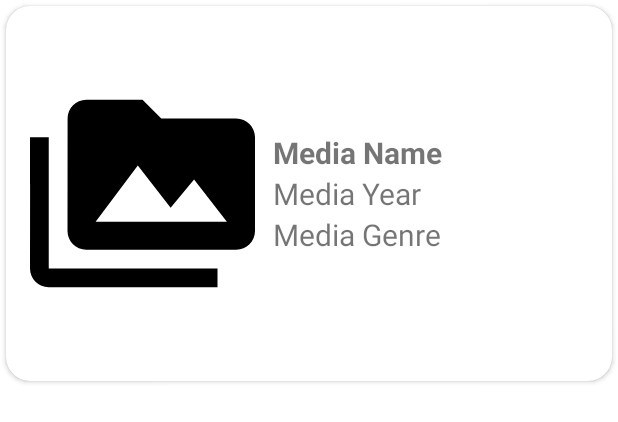
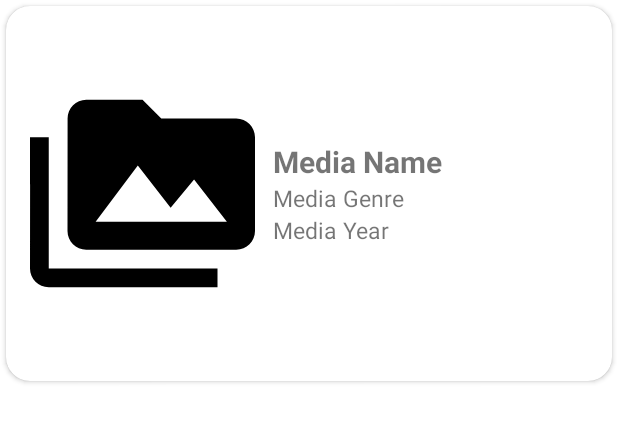
Before and after one commit to tapdigguliyev/CinephiliaApp, an Android app: the layout item_media.xml on its own in the app's theme, with its tools: preview values and no code run, on a phone screen of 412 x 824 dp. Shown: the top 422 px of the screen. Run offline under Robolectric (Android 15) with nearby library versions, the phone set to English and light mode, and no system bars; network calls fail.

Commit message:
Slight improvements

```diff
--- a/app/src/main/res/layout/item_media.xml
+++ b/app/src/main/res/layout/item_media.xml
@@ -37,25 +37,26 @@
                 android:layout_width="wrap_content"
                 android:layout_height="wrap_content"
                 android:layout_marginStart="8dp"
-                android:maxLines="2"
                 android:textSize="20sp"
                 android:textStyle="bold"
                 tools:text="Media Name"/>
-            <TextView
-                android:id="@+id/tvMediaYear"
-                android:layout_width="wrap_content"
-                android:layout_height="wrap_content"
-                android:layout_marginStart="8dp"
-                android:textSize="20sp"
-                tools:text="Media Year"/>
+
             <TextView
                 android:id="@+id/tvMediaGenre"
                 android:layout_width="wrap_content"
                 android:layout_height="wrap_content"
                 android:layout_marginStart="8dp"
                 android:maxLines="2"
-                android:textSize="20sp"
+                android:textSize="15sp"
                 tools:text="Media Genre"/>
+
+            <TextView
+                android:id="@+id/tvMediaYear"
+                android:layout_width="wrap_content"
+                android:layout_height="wrap_content"
+                android:layout_marginStart="8dp"
+                android:textSize="15sp"
+                tools:text="Media Year"/>
 
         </LinearLayout>
 
```
Also changed, not shown: app/src/main/java/az/abb/tap/cinephilia/feature/feature1/view/MoviesFragment.kt (+11 -3 lines).
